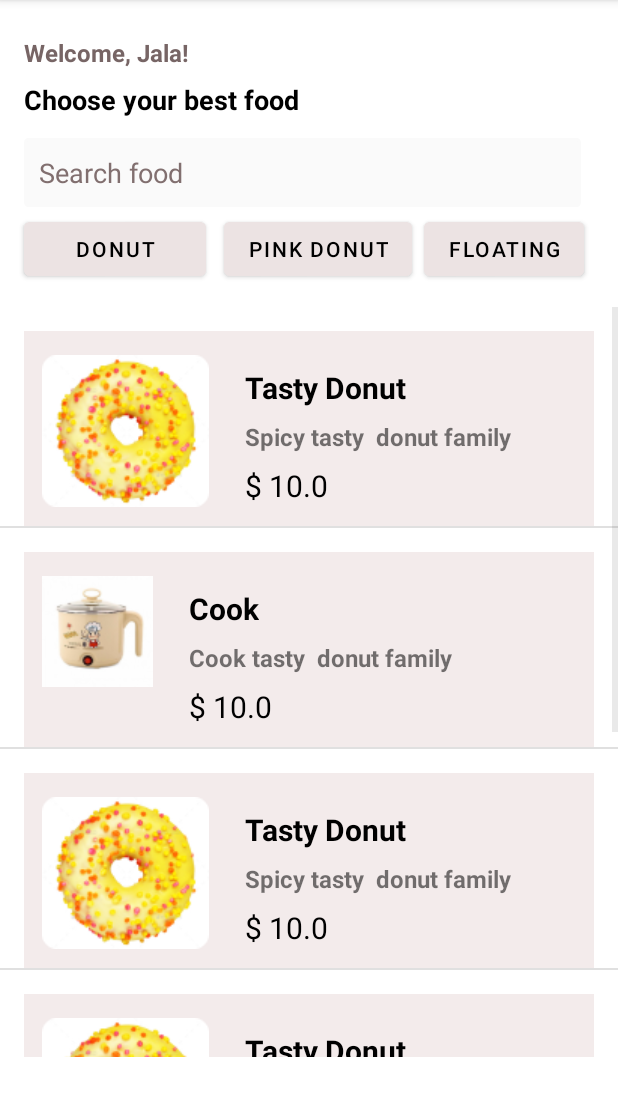
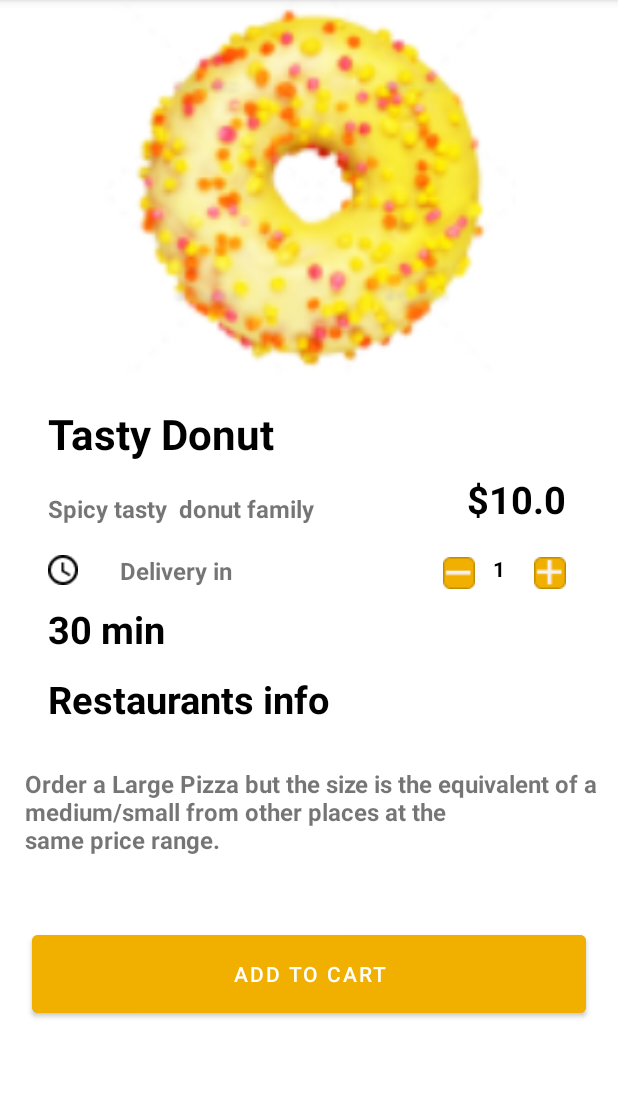
Before and after one commit to NhatKhuong/AndroiWeek_05, an Android app: the screen it shows after launch (MainActivity before the commit, itemDetail after it), after a tap on "Tasty Donut", on a phone screen of 412 x 824 dp, the part 84-1200 px from its top. Run offline under Robolectric (Android 15) with nearby library versions, the phone set to English and light mode, and no system bars.

Commit message:
'lab5ver4'

```diff
--- a/app/src/main/AndroidManifest.xml
+++ b/app/src/main/AndroidManifest.xml
@@ -10,6 +10,11 @@
         android:supportsRtl="true"
         android:theme="@style/Theme.Androi_Week05">
         <activity
+            android:name=".itemDetail"
+            android:exported="false">
+
+        </activity>
+        <activity
             android:name=".MainActivity"
             android:exported="true">
             <intent-filter>
--- a/app/src/main/java/com/example/androi_week05/CustomGoodApdapter.java
+++ b/app/src/main/java/com/example/androi_week05/CustomGoodApdapter.java
@@ -1,10 +1,13 @@
 package com.example.androi_week05;
 
 import android.content.Context;
+import android.content.Intent;
+import android.os.Bundle;
 import android.view.LayoutInflater;
 import android.view.View;
 import android.view.ViewGroup;
 import android.widget.BaseAdapter;
+import android.widget.Button;
 import android.widget.ImageView;
 import android.widget.TextView;
 import android.widget.Toast;
@@ -48,6 +51,12 @@ public class CustomGoodApdapter extends BaseAdapter {
         TextView txtprice =view.findViewById(R.id.txtprice);
         ImageView imageitem =view.findViewById(R.id.imageitem);
 
+        Button btnD = view.findViewById(R.id.btnDount);
+        Button btnP = view.findViewById(R.id.btnPink);
+        Button btnF = view.findViewById(R.id.btnFloat);
+
+
+
         txtName.setText(arrayList.get(i).getName());
         txtdescription.setText(arrayList.get(i).getDescription());
         txtprice.setText("$ "+arrayList.get(i).getPrice());
@@ -57,6 +66,10 @@ public class CustomGoodApdapter extends BaseAdapter {
             @Override
             public void onClick(View view) {
                 Toast.makeText(ctx,String.valueOf(i),Toast.LENGTH_SHORT).show();
+                Intent intent = new Intent(ctx,itemDetail.class);
+
+                intent.putExtra("goods",arrayList.get(i));
+                ctx.startActivity(intent);
             }
         });
 
--- a/app/src/main/java/com/example/androi_week05/Goods.java
+++ b/app/src/main/java/com/example/androi_week05/Goods.java
@@ -1,6 +1,8 @@
 package com.example.androi_week05;
 
-public class Goods {
+import java.io.Serializable;
+
+public class Goods implements Serializable {
 
     private String name;
     private String description;
--- a/app/src/main/java/com/example/androi_week05/MainActivity.java
+++ b/app/src/main/java/com/example/androi_week05/MainActivity.java
@@ -21,11 +21,9 @@ public class MainActivity extends AppCompatActivity {
 
         arrayList = new ArrayList<>();
         arrayList.add(new Goods("Tasty Donut","Spicy tasty  donut family",10,R.drawable.donut_yellow_1));
-        arrayList.add(new Goods("Cook","Cook tasty  donut family",10,R.drawable.ca_nau_lau));
-        arrayList.add(new Goods("Tasty Donut","Spicy tasty  donut family",10,R.drawable.donut_yellow_1));
-        arrayList.add(new Goods("Tasty Donut","Spicy tasty  donut family",10,R.drawable.donut_yellow_1));
-        arrayList.add(new Goods("Tasty Donut","Spicy tasty  donut family",10,R.drawable.donut_yellow_1));
-        arrayList.add(new Goods("Tasty Donut","Spicy tasty  donut family",10,R.drawable.donut_yellow_1));
+        arrayList.add(new Goods("Pink Donut","Spicy tasty donut family",20,R.drawable.tasty_donut_1));
+        arrayList.add(new Goods("Floating Donut","Spicy tasty donut family",30,R.drawable.green_donut_1));
+        arrayList.add(new Goods("Tasty Donut","Spicy tasty  donut family",10,R.drawable.donut_red_1));
         adt = new CustomGoodApdapter(this, R.layout.item_listview, arrayList);
         lvGoods.setAdapter(adt);
     }
--- /dev/null
+++ b/app/src/main/java/com/example/androi_week05/itemDetail.java
@@ -0,0 +1,31 @@
+package com.example.androi_week05;
+
+import androidx.appcompat.app.AppCompatActivity;
+
+import android.content.Intent;
+import android.os.Bundle;
+import android.widget.ImageView;
+import android.widget.TextView;
+
+public class itemDetail extends AppCompatActivity {
+
+    @Override
+    protected void onCreate(Bundle savedInstanceState) {
+        super.onCreate(savedInstanceState);
+        setContentView(R.layout.activity_item_detail);
+
+        Intent intent = getIntent();
+        Goods goods = (Goods) intent.getSerializableExtra("goods");
+
+        TextView txtName = (TextView) findViewById(R.id.name);
+        TextView txtdescription = (TextView) findViewById(R.id.description);
+        TextView txtprice = (TextView) findViewById(R.id.price);
+        ImageView img = findViewById(R.id.img);
+
+        txtName.setText(goods.getName());
+        txtdescription.setText(goods.getDescription());
+        txtprice.setText("$"+goods.getPrice());
+        img.setImageResource(goods.getImg());
+    }
+
+}
--- /dev/null
+++ b/app/src/main/res/layout/activity_item_detail.xml
@@ -0,0 +1,163 @@
+<?xml version="1.0" encoding="utf-8"?>
+<androidx.constraintlayout.widget.ConstraintLayout xmlns:android="http://schemas.android.com/apk/res/android"
+    xmlns:app="http://schemas.android.com/apk/res-auto"
+    xmlns:tools="http://schemas.android.com/tools"
+    android:layout_width="match_parent"
+    android:layout_height="match_parent"
+    tools:context=".itemDetail">
+
+    <TextView
+        android:id="@+id/name"
+        android:layout_width="wrap_content"
+        android:layout_height="wrap_content"
+        android:layout_marginStart="32dp"
+        android:layout_marginTop="20dp"
+        android:text="TextView"
+        android:textColor="#000000"
+        android:textSize="28sp"
+        android:textStyle="bold"
+        app:layout_constraintStart_toStartOf="parent"
+        app:layout_constraintTop_toBottomOf="@+id/img" />
+
+    <ImageView
+        android:id="@+id/img"
+        android:layout_width="282dp"
+        android:layout_height="250dp"
+        app:layout_constraintEnd_toEndOf="parent"
+        app:layout_constraintStart_toStartOf="parent"
+        app:layout_constraintTop_toTopOf="parent"
+        app:srcCompat="@drawable/donut_yellow_1" />
+
+    <TextView
+        android:id="@+id/description"
+        android:layout_width="wrap_content"
+        android:layout_height="wrap_content"
+        android:layout_marginTop="20dp"
+        android:text="TextView"
+        android:textSize="16sp"
+        android:textStyle="bold"
+        app:layout_constraintStart_toStartOf="@+id/name"
+        app:layout_constraintTop_toBottomOf="@+id/name" />
+
+    <TextView
+        android:id="@+id/description2"
+        android:layout_width="wrap_content"
+        android:layout_height="wrap_content"
+        android:layout_marginStart="28dp"
+        android:text="Delivery in"
+        android:textSize="16sp"
+        android:textStyle="bold"
+        app:layout_constraintBottom_toBottomOf="@+id/imageView6"
+        app:layout_constraintStart_toEndOf="@+id/imageView6"
+        app:layout_constraintTop_toTopOf="@+id/imageView6" />
+
+    <TextView
+        android:id="@+id/description3"
+        android:layout_width="386dp"
+        android:layout_height="62dp"
+        android:layout_marginTop="28dp"
+        android:text="Order a Large Pizza but the size is the equivalent of a medium/small from other places at the \nsame price range."
+        android:textSize="16sp"
+        android:textStyle="bold"
+        app:layout_constraintEnd_toEndOf="parent"
+        app:layout_constraintHorizontal_bias="0.64"
+        app:layout_constraintStart_toStartOf="parent"
+        app:layout_constraintTop_toBottomOf="@+id/price3" />
+
+    <TextView
+        android:id="@+id/price2"
+        android:layout_width="wrap_content"
+        android:layout_height="wrap_content"
+        android:layout_marginTop="12dp"
+        android:text="30 min"
+        android:textColor="#000000"
+        android:textSize="25sp"
+        android:textStyle="bold"
+        app:layout_constraintStart_toStartOf="@+id/imageView6"
+        app:layout_constraintTop_toBottomOf="@+id/imageView6" />
+
+    <TextView
+        android:id="@+id/price"
+        android:layout_width="wrap_content"
+        android:layout_height="wrap_content"
+        android:text="30 min"
+        android:textColor="#000000"
+        android:textSize="25sp"
+        android:textStyle="bold"
+        app:layout_constraintBottom_toBottomOf="@+id/description"
+        app:layout_constraintEnd_toEndOf="@+id/imageView5"
+        app:layout_constraintHorizontal_bias="1.0"
+        app:layout_constraintStart_toEndOf="@+id/description"
+        app:layout_constraintTop_toTopOf="@+id/description"
+        app:layout_constraintVertical_bias="1.0" />
+
+    <TextView
+        android:id="@+id/price3"
+        android:layout_width="wrap_content"
+        android:layout_height="wrap_content"
+        android:layout_marginTop="12dp"
+        android:text="Restaurants info"
+        android:textColor="#000000"
+        android:textSize="25sp"
+        android:textStyle="bold"
+        app:layout_constraintStart_toStartOf="@+id/imageView6"
+        app:layout_constraintTop_toBottomOf="@+id/price2" />
+
+    <ImageView
+        android:id="@+id/imageView3"
+        android:layout_width="21dp"
+        android:layout_height="25dp"
+        android:layout_marginStart="140dp"
+        app:layout_constraintBottom_toBottomOf="@+id/description2"
+        app:layout_constraintStart_toEndOf="@+id/description2"
+        app:layout_constraintTop_toTopOf="@+id/description2"
+        app:layout_constraintVertical_bias="0.0"
+        app:srcCompat="@drawable/group_16" />
+
+    <ImageView
+        android:id="@+id/imageView5"
+        android:layout_width="wrap_content"
+        android:layout_height="wrap_content"
+        android:layout_marginStart="12dp"
+        app:layout_constraintBottom_toBottomOf="@+id/textView7"
+        app:layout_constraintStart_toEndOf="@+id/textView7"
+        app:layout_constraintTop_toTopOf="@+id/textView7"
+        app:layout_constraintVertical_bias="1.0"
+        app:srcCompat="@drawable/group_15" />
+
+    <TextView
+        android:id="@+id/textView7"
+        android:layout_width="15dp"
+        android:layout_height="23dp"
+        android:layout_marginStart="12dp"
+        android:text="1"
+        android:textColor="#000000"
+        android:textStyle="bold"
+        app:layout_constraintBottom_toBottomOf="@+id/imageView3"
+        app:layout_constraintStart_toEndOf="@+id/imageView3"
+        app:layout_constraintTop_toTopOf="@+id/imageView3"
+        app:layout_constraintVertical_bias="0.0" />
+
+    <ImageView
+        android:id="@+id/imageView6"
+        android:layout_width="wrap_content"
+        android:layout_height="wrap_content"
+        android:layout_marginTop="20dp"
+        app:layout_constraintStart_toStartOf="@+id/description"
+        app:layout_constraintTop_toBottomOf="@+id/description"
+        app:srcCompat="@drawable/vector__4_" />
+
+    <Button
+        android:id="@+id/button4"
+        android:layout_width="369dp"
+        android:layout_height="64dp"
+        android:layout_marginTop="28dp"
+        android:backgroundTint="#F1B000"
+        android:text="Add to cart"
+        app:layout_constraintBottom_toBottomOf="parent"
+        app:layout_constraintEnd_toEndOf="parent"
+        app:layout_constraintStart_toStartOf="parent"
+        app:layout_constraintTop_toBottomOf="@+id/description3"
+        app:layout_constraintVertical_bias="0.156" />
+
+</androidx.constraintlayout.widget.ConstraintLayout>
--- a/app/src/main/res/layout/activity_main.xml
+++ b/app/src/main/res/layout/activity_main.xml
@@ -56,33 +56,33 @@
         app:layout_constraintTop_toBottomOf="@+id/textView2" />
 
     <Button
-        android:id="@+id/button"
+        android:id="@+id/btnFloat"
         android:layout_width="wrap_content"
         android:layout_height="wrap_content"
         android:layout_marginStart="8dp"
         android:backgroundTint="#ECE3E3"
         android:text="Floating"
         android:textColor="#000000"
-        app:layout_constraintBottom_toBottomOf="@+id/button2"
-        app:layout_constraintStart_toEndOf="@+id/button2"
-        app:layout_constraintTop_toTopOf="@+id/button2"
+        app:layout_constraintBottom_toBottomOf="@+id/btnPink"
+        app:layout_constraintStart_toEndOf="@+id/btnPink"
+        app:layout_constraintTop_toTopOf="@+id/btnPink"
         app:layout_constraintVertical_bias="0.0" />
 
     <Button
-        android:id="@+id/button2"
+        android:id="@+id/btnPink"
         android:layout_width="wrap_content"
         android:layout_height="wrap_content"
         android:layout_marginStart="12dp"
         android:backgroundTint="#ECE3E3"
         android:text="Pink Donut"
         android:textColor="#000000"
-        app:layout_constraintBottom_toBottomOf="@+id/button3"
-        app:layout_constraintStart_toEndOf="@+id/button3"
-        app:layout_constraintTop_toTopOf="@+id/button3"
+        app:layout_constraintBottom_toBottomOf="@+id/btnDount"
+        app:layout_constraintStart_toEndOf="@+id/btnDount"
+        app:layout_constraintTop_toTopOf="@+id/btnDount"
         app:layout_constraintVertical_bias="0.0" />
 
     <Button
-        android:id="@+id/button3"
+        android:id="@+id/btnDount"
         android:layout_width="121dp"
         android:layout_height="48dp"
         android:layout_marginTop="4dp"
--- a/app/src/main/res/layout/item_listview.xml
+++ b/app/src/main/res/layout/item_listview.xml
@@ -62,4 +62,14 @@
         android:textSize="20sp"
         app:layout_constraintStart_toStartOf="@+id/txtdesciption"
         app:layout_constraintTop_toBottomOf="@+id/txtdesciption" />
+
+    <ImageView
+        android:id="@+id/imageView"
+        android:layout_width="wrap_content"
+        android:layout_height="wrap_content"
+        android:layout_marginEnd="4dp"
+        android:layout_marginBottom="4dp"
+        app:layout_constraintBottom_toBottomOf="@+id/view"
+        app:layout_constraintEnd_toEndOf="@+id/view"
+        app:srcCompat="@drawable/plus_button" />
 </androidx.constraintlayout.widget.ConstraintLayout>
```
Also changed, not shown: app/src/main/res/drawable/donut_red_1.png (added), app/src/main/res/drawable/green_donut_1.png (added), app/src/main/res/drawable/group_14__1_.png (added), app/src/main/res/drawable/group_15.png (added), app/src/main/res/drawable/group_16.png (added), app/src/main/res/drawable/plus_button.png (added), app/src/main/res/drawable/tasty_donut_1.png (added), app/src/main/res/drawable/vector__4_.png (added).
